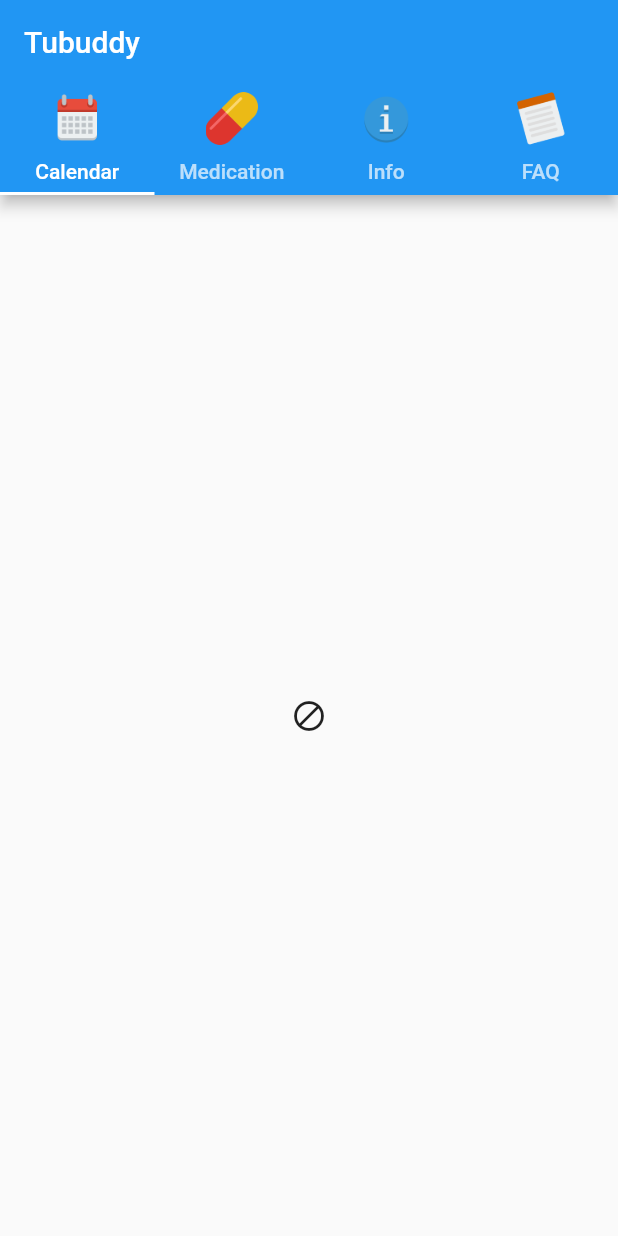
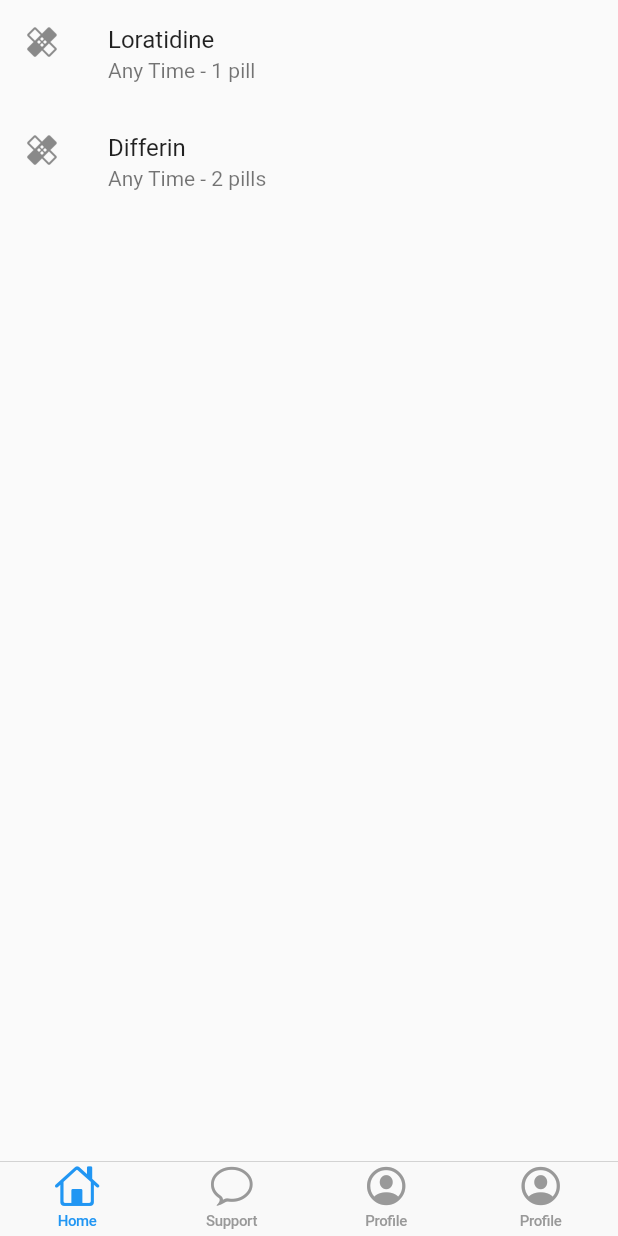
Before and after one commit to RUGSoftEng/2018-Tuberculosis-iOS, a Flutter app: the screen it shows after launch, on a phone screen of 412 x 824 dp. Run offline on Flutter 3.47's test engine with Material 2 defaults, Android fonts, the phone set to English and light mode, and no system bars.

Commit message:
Change TapBar to Cupertino style

```diff
--- a/tuberculosis/lib/main.dart
+++ b/tuberculosis/lib/main.dart
@@ -1,4 +1,5 @@
 import 'package:flutter/material.dart';
+import 'package:flutter/cupertino.dart';
 
 void main() {
   runApp(new MyApp());
@@ -8,59 +9,65 @@ class MyApp extends StatelessWidget {
   @override
   Widget build(BuildContext context) {
     return new MaterialApp(
-      home: new DefaultTabController(
-        length: 4,
-        child: new Scaffold(
-          appBar: new AppBar(
-            bottom: new TabBar(
-              tabs: [
-                new Tab(
-                  icon: new Image(
-                      image: new AssetImage("graphics/ic_calendar.png"), width: 35.0, height: 35.0),
-                  text: "Calendar",
+      home: new CupertinoTabScaffold(
+        tabBar: new CupertinoTabBar(
+          items: const <BottomNavigationBarItem>[
+            const BottomNavigationBarItem(
+              icon: const Icon(CupertinoIcons.home),
+              title: const Text('Home'),
             ),
-                new Tab(
-                  icon: new Image(
-                      image: new AssetImage("graphics/ic_medication.png"),
-                      width: 35.0,
-                      height: 35.0),
-                  text: "Medication",
+            const BottomNavigationBarItem(
+              icon: const Icon(CupertinoIcons.conversation_bubble),
+              title: const Text('Support'),
             ),
-                new Tab(
-                  icon: new Image(
-                      image: new AssetImage("graphics/ic_information.png"),
-                      width: 35.0,
-                      height: 35.0),
-                  text: "Info",
+            const BottomNavigationBarItem(
+              icon: const Icon(CupertinoIcons.profile_circled),
+              title: const Text('Profile'),
             ),
-                new Tab(
-                  icon: new Image(
-                      image: new AssetImage("graphics/ic_notes.png"), width: 35.0, height: 35.0),
-                  text: "FAQ",
-                )
+            const BottomNavigationBarItem(
+              icon: const Icon(CupertinoIcons.profile_circled),
+              title: const Text('Profile'),
+            ),
           ],
         ),
-            title: new Text('Tubuddy'),
+        tabBuilder: (BuildContext context, int index) {
+          return new DefaultTextStyle(
+            style: const TextStyle(
+              fontFamily: '.SF UI Text',
+              fontSize: 17.0,
+              color: CupertinoColors.black,
             ),
-          body: new TabBarView(
-            children: [
-              new Icon(Icons.do_not_disturb_alt),
-              new ListView.builder(
+            child: new CupertinoTabView(
+              builder: (BuildContext context) {
+                var pageContent;
+                switch (index) {
+                  case 0:
+                    pageContent = new ListView.builder(
                         itemBuilder: (BuildContext context, int index) {
                           return dummyMedicationData[index];
                         },
-                itemCount: 2,
-              ),
-              new Icon(Icons.do_not_disturb_alt),
-              new ListView.builder(
+                        itemCount: 2);
+                    break;
+                  case 1:
+                    pageContent = new ListView.builder(
                         itemBuilder: (BuildContext context, int index) {
                           return new InfoEntryItem(dummyFAQ[index]);
                         },
-                itemCount: 4,
+                        itemCount: 4);
+                    break;
+                  case 2:
+                    break;
+                  case 3:
+                    break;
+                }
+                return new CupertinoPageScaffold(
+                    child: new Scaffold(
+                  body: pageContent,
+                ));
+              },
             ),
-            ],
-          ),
-        ),
+          );
+        },
       ),
     );
   }
@@ -72,7 +79,8 @@ final List<MedicationItem> dummyMedicationData = <MedicationItem>[
 ];
 
 class MedicationItem extends StatelessWidget {
-  MedicationItem(this.medicationName, this.recommendedTime, this.recommendedDosage);
+  MedicationItem(
+      this.medicationName, this.recommendedTime, this.recommendedDosage);
 
   final String medicationName;
   final String recommendedTime;
@@ -84,8 +92,14 @@ class MedicationItem extends StatelessWidget {
         leading: const Icon(Icons.healing),
         title: new Text(this.medicationName),
         subtitle: recommendedDosage != 1
-            ? new Text(recommendedTime + " - " + recommendedDosage.toString() + " pills")
-            : new Text(recommendedTime + " - " + recommendedDosage.toString() + " pill"));
+            ? new Text(recommendedTime +
+                " - " +
+                recommendedDosage.toString() +
+                " pills")
+            : new Text(recommendedTime +
+                " - " +
+                recommendedDosage.toString() +
+                " pill"));
   }
 }
 
```
Lines whose indentation alone changed are shown as unchanged.
